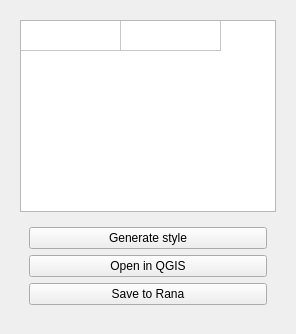
First picture: the form in rana_qgis_plugin/widgets/ui/rana.ui, repository nens/rana-qgis-plugin, before the edit.
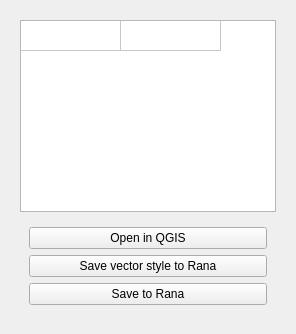
Second picture: the form after the edit. The open tabs and pages were chosen to show the change.

Commit message: Show vector style button for vector files only

```diff
--- a/rana_qgis_plugin/widgets/ui/rana.ui
+++ b/rana_qgis_plugin/widgets/ui/rana.ui
@@ -118,16 +118,16 @@
         <widget class="QWidget" name="button_widget" native="true">
          <layout class="QVBoxLayout" name="verticalLayout">
           <item>
-           <widget class="QPushButton" name="btn_generate">
+           <widget class="QPushButton" name="btn_open">
             <property name="text">
-             <string>Generate style</string>
+             <string>Open in QGIS</string>
             </property>
            </widget>
           </item>
           <item>
-           <widget class="QPushButton" name="btn_open">
+           <widget class="QPushButton" name="btn_save_vector_style">
             <property name="text">
-             <string>Open in QGIS</string>
+             <string>Save vector style to Rana</string>
             </property>
            </widget>
           </item>
```
The commit also changes 1 other file.
